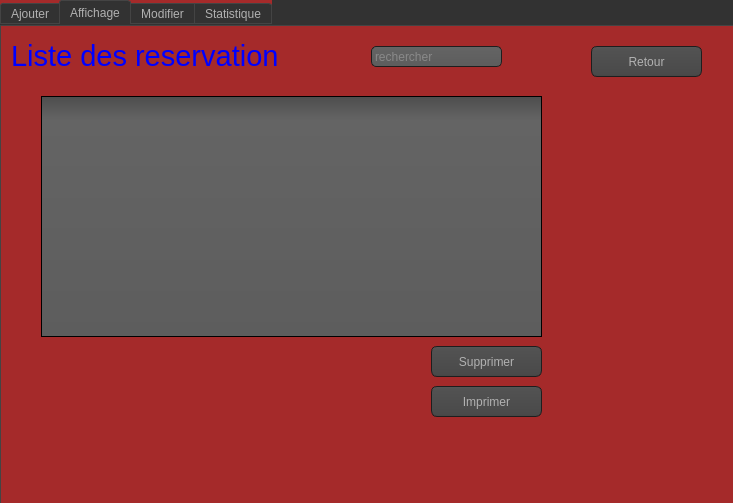
Old version of the form gestion_reservation.ui in the repository soumaya-nheri/Smart-Restaurant-2A27.
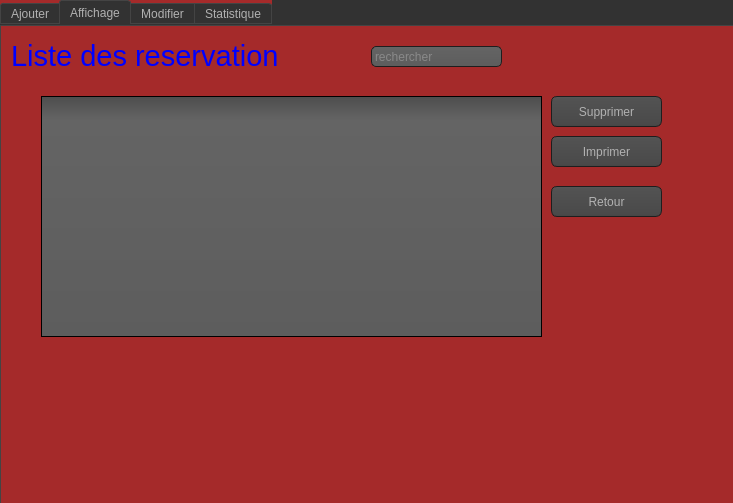
New version of the form. The open tabs and pages were chosen to show the change. Icons and pictures are not drawn. Custom widgets are drawn as their Qt base class.

What changed in the file:
```diff
--- a/gestion_reservation.ui
+++ b/gestion_reservation.ui
@@ -1255,8 +1255,8 @@
     <widget class="QPushButton" name="supprimer">
      <property name="geometry">
       <rect>
-       <x>430</x>
-       <y>320</y>
+       <x>550</x>
+       <y>70</y>
        <width>111</width>
        <height>31</height>
       </rect>
@@ -1294,8 +1294,8 @@
     <widget class="QPushButton" name="retour_2">
      <property name="geometry">
       <rect>
-       <x>590</x>
-       <y>20</y>
+       <x>550</x>
+       <y>160</y>
        <width>111</width>
        <height>31</height>
       </rect>
@@ -1320,8 +1320,8 @@
     <widget class="QPushButton" name="pushButton_4">
      <property name="geometry">
       <rect>
-       <x>430</x>
-       <y>360</y>
+       <x>550</x>
+       <y>110</y>
        <width>111</width>
        <height>31</height>
       </rect>
```
Left out of the diff: 21 changed lines with no effect on the pictures.
